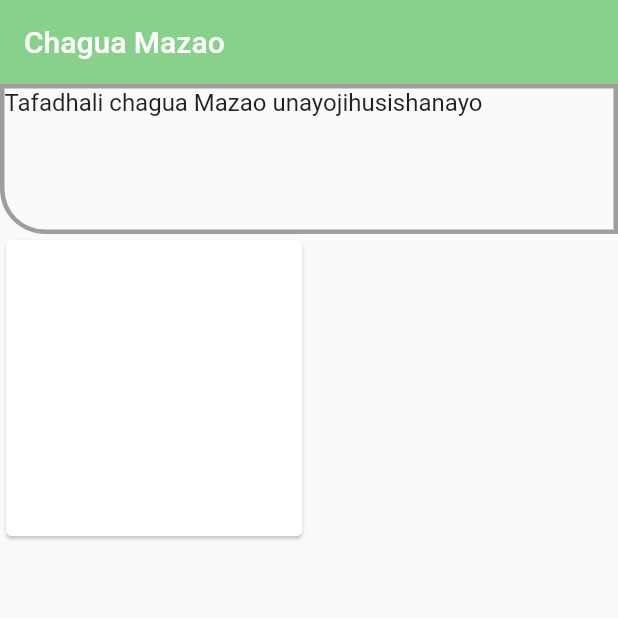
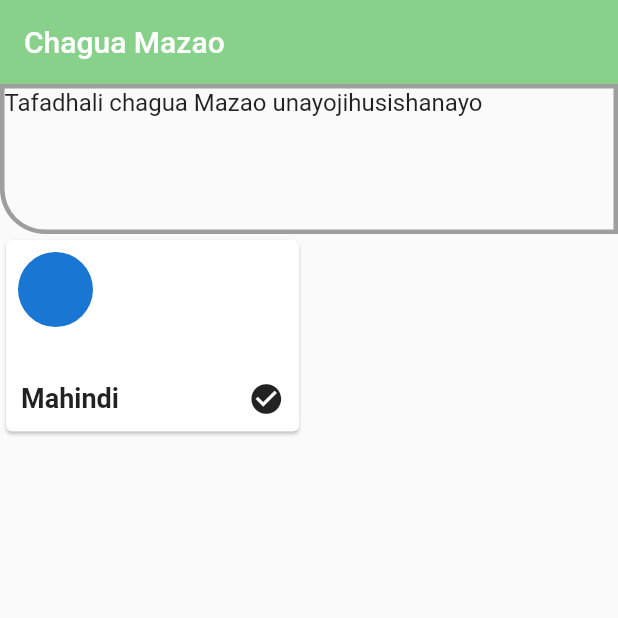
Before and after one commit to zuberypima/farmersoko, a Flutter app: the screen it shows after launch, on a phone screen of 412 x 824 dp, the top half of it. Run offline on Flutter 3.47's test engine with Material 2 defaults, Android fonts, the phone set to English and light mode, and no system bars.

Commit message:
update screens

```diff
--- a/lib/screens/select_crop_page.dart
+++ b/lib/screens/select_crop_page.dart
@@ -14,7 +14,8 @@ class SelecteCropPage extends StatefulWidget {
 class _SelecteCropPageState extends State<SelecteCropPage> {
   @override
   Widget build(BuildContext context) {
-    return Scaffold(
+    return SafeArea(
+      child: Scaffold(
         appBar: AppBar(
             elevation: 0,
             backgroundColor: ConstantsColors().mainColor(),
@@ -36,22 +37,39 @@ class _SelecteCropPageState extends State<SelecteCropPage> {
               ),
             ),
             Container(
-            height: MediaQuery.of(context).size.height,
+              height: MediaQuery.of(context).size.height / 3,
+              width: 109,
               child: GridView.count(
-              crossAxisSpacing: 1,
-              mainAxisSpacing: 7,
+                crossAxisSpacing: 5,
+                mainAxisSpacing: 2,
                 crossAxisCount: 2,
+                childAspectRatio: 1.5,
                 children: <Widget>[
                   Card(
-
-                  child: SizedBox(
-                    height: 30,
                     child: Column(
+                      crossAxisAlignment: CrossAxisAlignment.start,
+                      mainAxisAlignment: MainAxisAlignment.spaceBetween,
                       children: [
-                        Container(),
-                        Container(),
+                        Padding(
+                          padding: const EdgeInsets.all(8.0),
+                          child: CircleAvatar(
+                            radius: 25,
+                          ),
+                        ),
+                        Padding(
+                          padding: const EdgeInsets.fromLTRB(10, 0, 10, 10),
+                          child: Row(
+                            mainAxisAlignment: MainAxisAlignment.spaceBetween,
+                            children: [
+                              Text(
+                                'Mahindi',
+                                style: TextStyle(fontWeight: FontWeight.w600,fontSize: 18),
+                              ),
+                              Icon(Icons.check_circle)
                             ],
                           ),
+                        )
+                      ],
                     ),
                   ),
                 ],
@@ -59,6 +77,7 @@ class _SelecteCropPageState extends State<SelecteCropPage> {
             )
           ],
         ),
+      ),
     );
   }
 }
```
Lines whose indentation alone changed are shown as unchanged.
